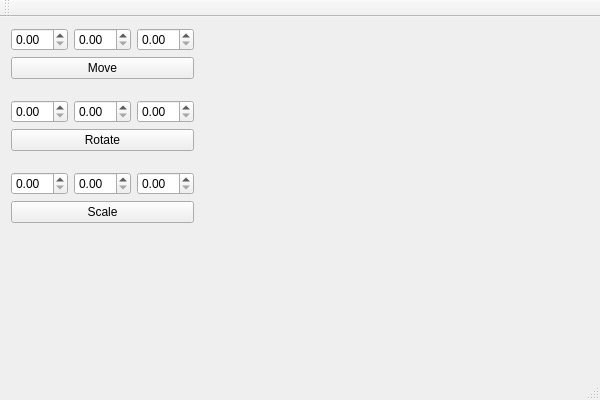
Old version of the form oop_lab3/QtImplementation/mainwindow.ui in the repository TheFunGun36/BMSTU_ObjectOrientedProgramming.
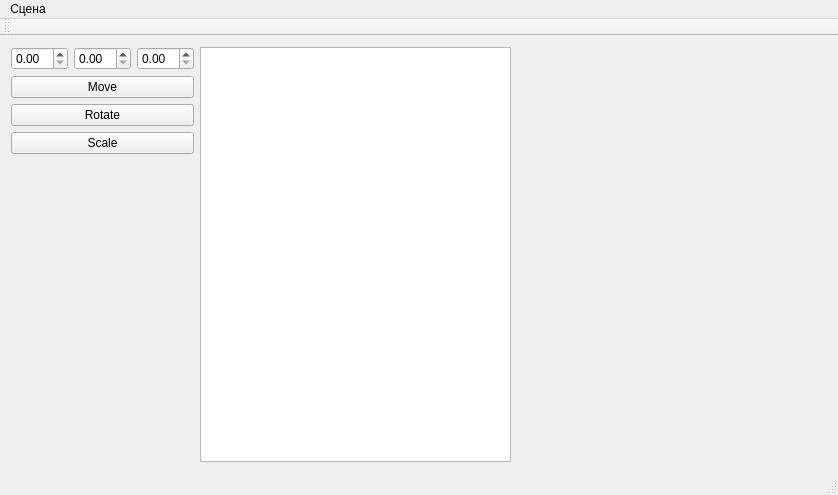
New version of the form.

```diff
--- a/oop_lab3/QtImplementation/mainwindow.ui
+++ b/oop_lab3/QtImplementation/mainwindow.ui
@@ -6,8 +6,8 @@
    <rect>
     <x>0</x>
     <y>0</y>
-    <width>600</width>
-    <height>400</height>
+    <width>838</width>
+    <height>495</height>
    </rect>
   </property>
   <property name="windowTitle">
@@ -37,35 +37,6 @@
         </property>
        </widget>
       </item>
-      <item>
-       <spacer name="verticalSpacer_3">
-        <property name="orientation">
-         <enum>Qt::Vertical</enum>
-        </property>
-        <property name="sizeType">
-         <enum>QSizePolicy::Fixed</enum>
-        </property>
-        <property name="sizeHint" stdset="0">
-         <size>
-          <width>20</width>
-          <height>15</height>
-         </size>
-        </property>
-       </spacer>
-      </item>
-      <item>
-       <layout class="QHBoxLayout" name="horizontalLayout_3">
-        <item>
-         <widget class="QDoubleSpinBox" name="rotateX"/>
-        </item>
-        <item>
-         <widget class="QDoubleSpinBox" name="rotateY"/>
-        </item>
-        <item>
-         <widget class="QDoubleSpinBox" name="rotateZ"/>
-        </item>
-       </layout>
-      </item>
       <item>
        <widget class="QPushButton" name="rotateBtn">
         <property name="text">
@@ -73,35 +44,6 @@
         </property>
        </widget>
       </item>
-      <item>
-       <spacer name="verticalSpacer_2">
-        <property name="orientation">
-         <enum>Qt::Vertical</enum>
-        </property>
-        <property name="sizeType">
-         <enum>QSizePolicy::Fixed</enum>
-        </property>
-        <property name="sizeHint" stdset="0">
-         <size>
-          <width>20</width>
-          <height>15</height>
-         </size>
-        </property>
-       </spacer>
-      </item>
-      <item>
-       <layout class="QHBoxLayout" name="horizontalLayout_4">
-        <item>
-         <widget class="QDoubleSpinBox" name="scaleX"/>
-        </item>
-        <item>
-         <widget class="QDoubleSpinBox" name="scaleY"/>
-        </item>
-        <item>
-         <widget class="QDoubleSpinBox" name="scaleZ"/>
-        </item>
-       </layout>
-      </item>
       <item>
        <widget class="QPushButton" name="scaleBtn">
         <property name="text">
@@ -124,6 +66,9 @@
       </item>
      </layout>
     </item>
+    <item>
+     <widget class="QListWidget" name="list"/>
+    </item>
     <item>
      <widget class="QWidget" name="widget" native="true">
       <property name="sizePolicy">
@@ -141,10 +86,26 @@
     <rect>
      <x>0</x>
      <y>0</y>
-     <width>600</width>
+     <width>838</width>
      <height>22</height>
     </rect>
    </property>
+   <widget class="QMenu" name="menuScene">
+    <property name="title">
+     <string>Сцена</string>
+    </property>
+    <widget class="QMenu" name="actionAdd">
+     <property name="title">
+      <string>Добавить</string>
+     </property>
+     <addaction name="actionAddModel"/>
+     <addaction name="actionAddCamera"/>
+    </widget>
+    <addaction name="actionAdd"/>
+    <addaction name="actionRemove"/>
+    <addaction name="actionClear"/>
+   </widget>
+   <addaction name="menuScene"/>
   </widget>
   <widget class="QToolBar" name="mainToolBar">
    <attribute name="toolBarArea">
```
Left out of the diff: 43 changed lines with no effect on the pictures.
